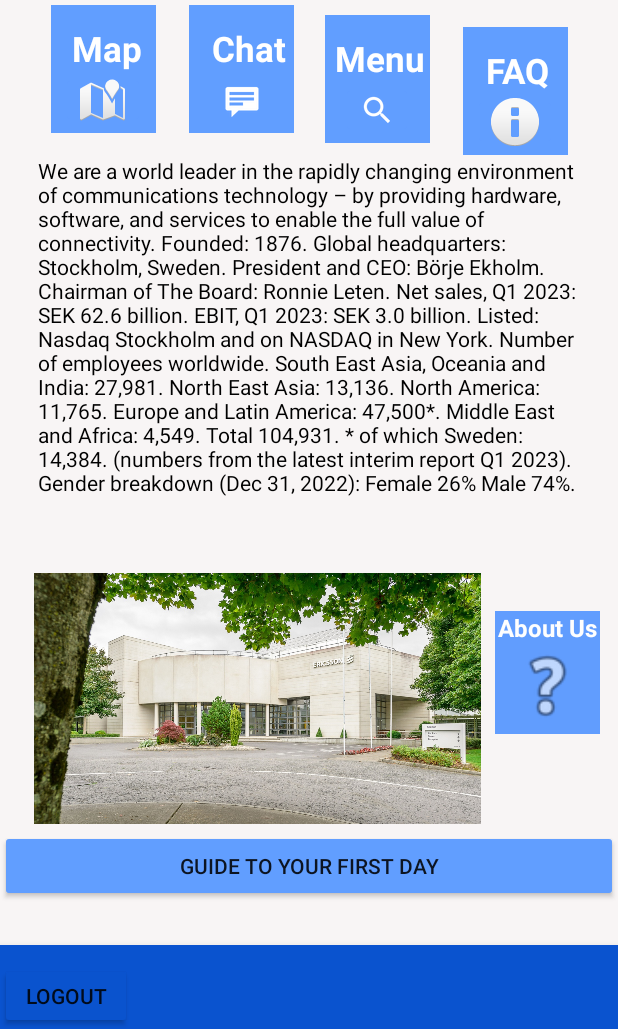
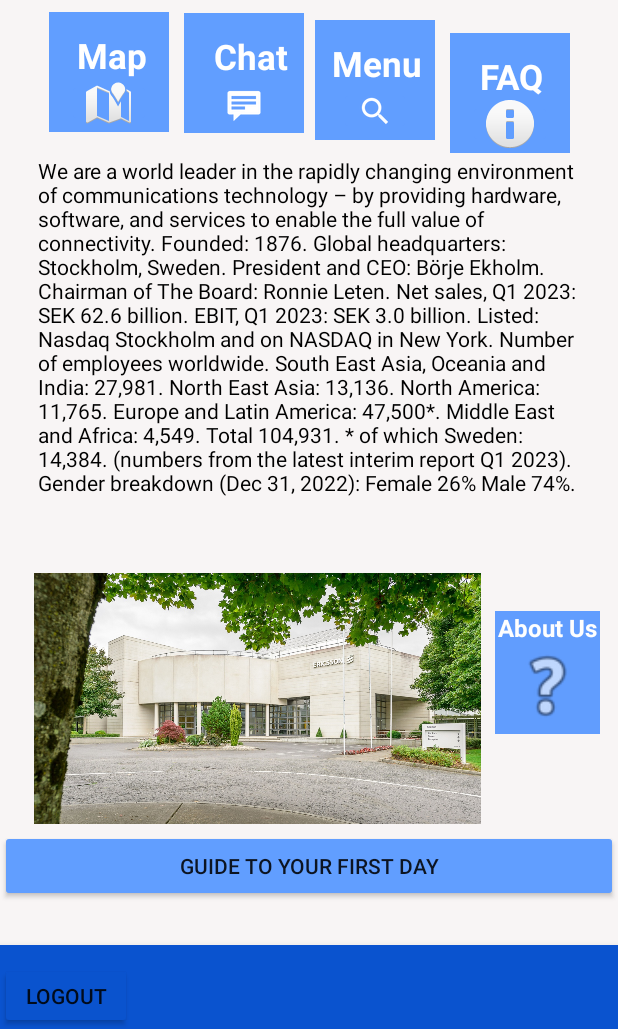
Before and after one commit to rachelr12343/Start-up, an Android app: the MainActivity screen opened directly, with no data from a screen before it, on a phone screen of 412 x 824 dp, the part 207-1236 px from its top. Run offline under Robolectric (Android 15) with nearby library versions, the phone set to English and light mode, and no system bars.

Commit message:
updated buttons

```diff
--- a/app/src/main/res/layout/activity_main.xml
+++ b/app/src/main/res/layout/activity_main.xml
@@ -54,9 +54,9 @@
 
         <LinearLayout
             android:id="@+id/faqButton"
-            android:layout_width="70dp"
-            android:layout_height="85dp"
-            android:layout_marginTop="-494dp"
+            android:layout_width="80dp"
+            android:layout_height="80dp"
+            android:layout_marginTop="-491dp"
             android:background="@color/blue"
             android:gravity="center"
             android:orientation="vertical"
@@ -93,9 +93,9 @@
 
         <LinearLayout
             android:id="@+id/mapButton"
-            android:layout_width="70dp"
-            android:layout_height="85dp"
-            android:layout_marginTop="8dp"
+            android:layout_width="80dp"
+            android:layout_height="80dp"
+            android:layout_marginTop="12dp"
             android:background="@color/blue"
             android:gravity="center"
             android:orientation="vertical"
@@ -133,9 +133,9 @@
 
         <LinearLayout
             android:id="@+id/menuButton"
-            android:layout_width="70dp"
-            android:layout_height="85dp"
-            android:layout_marginTop="-138dp"
+            android:layout_width="80dp"
+            android:layout_height="80dp"
+            android:layout_marginTop="-135dp"
             android:background="@color/blue"
             android:gravity="center"
             android:orientation="vertical"
@@ -173,9 +173,9 @@
 
         <LinearLayout
             android:id="@+id/chatButton"
-            android:layout_width="70dp"
-            android:layout_height="85dp"
-            android:layout_marginTop="8dp"
+            android:layout_width="80dp"
+            android:layout_height="80dp"
+            android:layout_marginTop="13dp"
             android:background="@color/blue"
             android:gravity="center"
             android:orientation="vertical"
```
